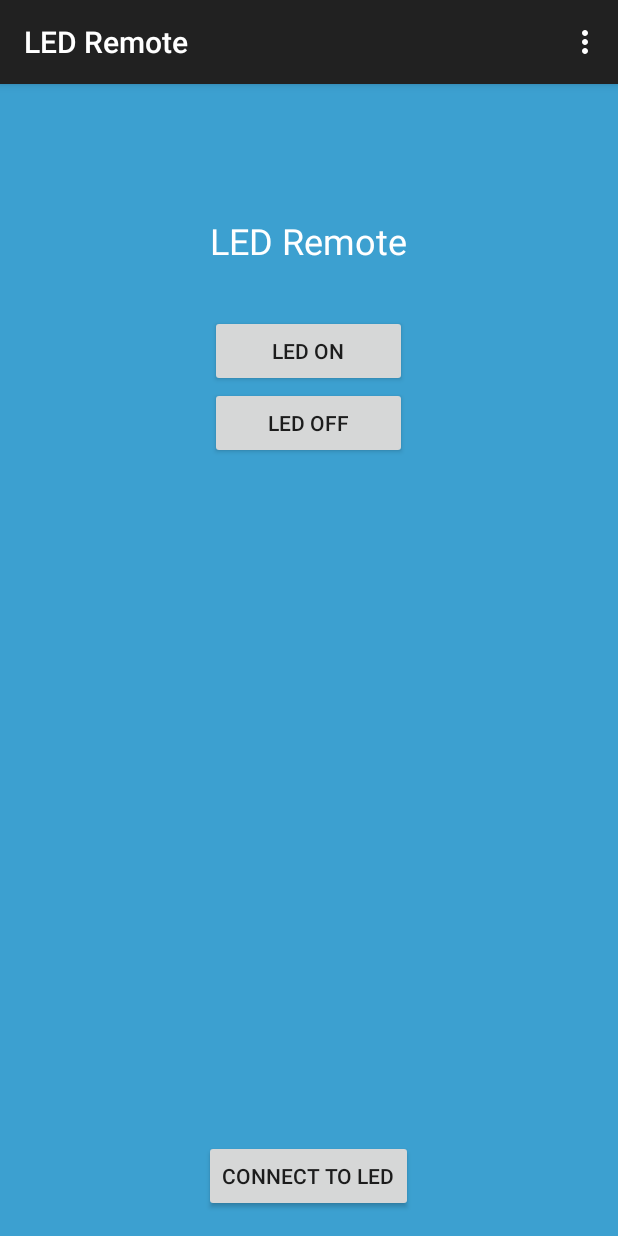
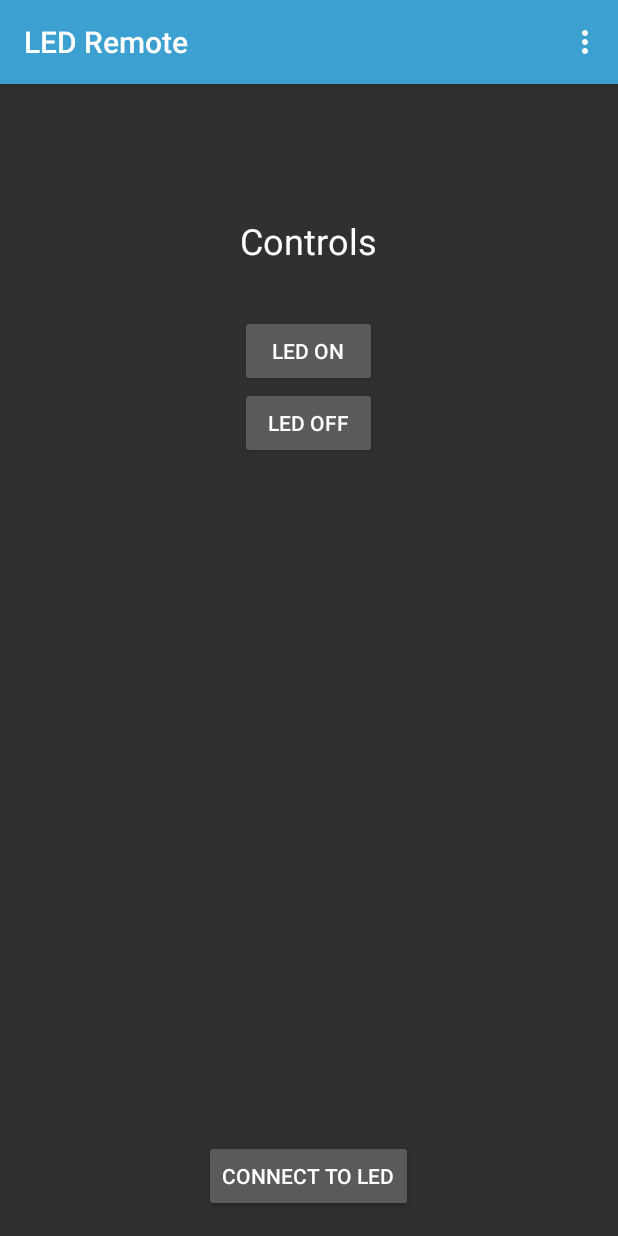
Before and after one commit to bilalmajeed-zz/LED_Remote, an Android app: the screen it shows after launch (MainActivity), on a phone screen of 412 x 824 dp. Run offline under Robolectric (Android 15) with nearby library versions, the phone set to English and light mode, and no system bars.

Commit message:
improved UI

```diff
--- a/app/src/main/java/bilalmajeed/com/ledremote/MainActivity.java
+++ b/app/src/main/java/bilalmajeed/com/ledremote/MainActivity.java
@@ -1,5 +1,6 @@
 package bilalmajeed.com.ledremote;
 
+import android.app.Activity;
 import android.bluetooth.BluetoothAdapter;
 import android.bluetooth.BluetoothDevice;
 import android.bluetooth.BluetoothSocket;
@@ -8,6 +9,7 @@ import android.os.Bundle;
 import android.view.Menu;
 import android.view.MenuItem;
 import android.view.View;
+import android.view.Window;
 import android.widget.Button;
 import android.widget.Toast;
 import android.content.Intent;
@@ -18,7 +20,7 @@ import java.util.Set;
 import java.util.UUID;
 
 
-public class MainActivity extends ActionBarActivity {
+public class MainActivity extends Activity {
 
     Button onButton;
     Button offButton;
--- a/app/src/main/res/layout/activity_main.xml
+++ b/app/src/main/res/layout/activity_main.xml
@@ -4,7 +4,7 @@
     android:paddingRight="@dimen/activity_horizontal_margin"
     android:paddingTop="@dimen/activity_vertical_margin"
     android:paddingBottom="@dimen/activity_vertical_margin" tools:context=".MainActivity"
-    android:background="#3ca0d0">
+    android:background="@color/background_material_dark">
 
     <TextView
         android:layout_width="wrap_content"
--- a/app/src/main/res/values/strings.xml
+++ b/app/src/main/res/values/strings.xml
@@ -1,9 +1,8 @@
 <resources>
     <string name="app_name">LED Remote</string>
 
-    <string name="hello_world">Hello world!</string>
     <string name="action_settings">Settings</string>
-    <string name="titleText">LED Remote</string>
+    <string name="titleText">Controls</string>
     <string name="offButton_text">LED OFF</string>
     <string name="onButton_text">LED ON</string>
     <string name="connectButton_txt">Connect to LED</string>
--- a/app/src/main/res/values/styles.xml
+++ b/app/src/main/res/values/styles.xml
@@ -1,8 +1,9 @@
 <resources>
 
     <!-- Base application theme. -->
-    <style name="AppTheme" parent="Theme.AppCompat.Light.DarkActionBar">
-        <!-- Customize your theme here. -->
+    <style name="AppTheme" parent="android:Theme.Material">
+        <item name="android:colorPrimary">#3ca0d0</item>
+        <!--<item name="android:colorPrimaryDark"></item> -->
     </style>
 
 </resources>
```
